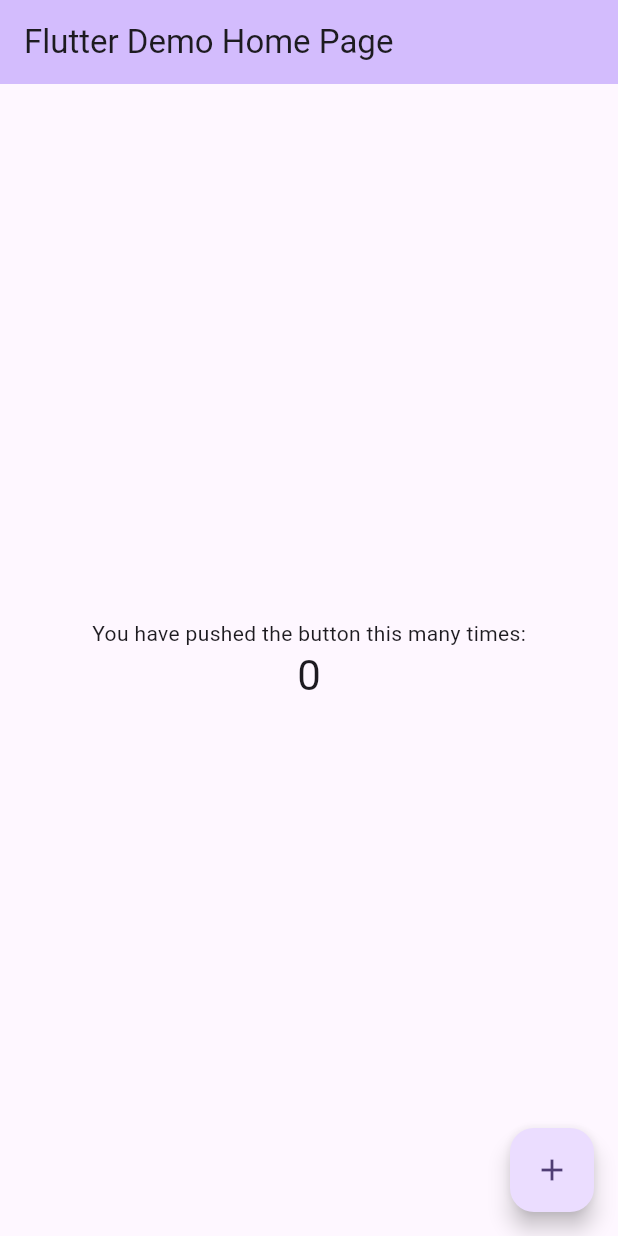
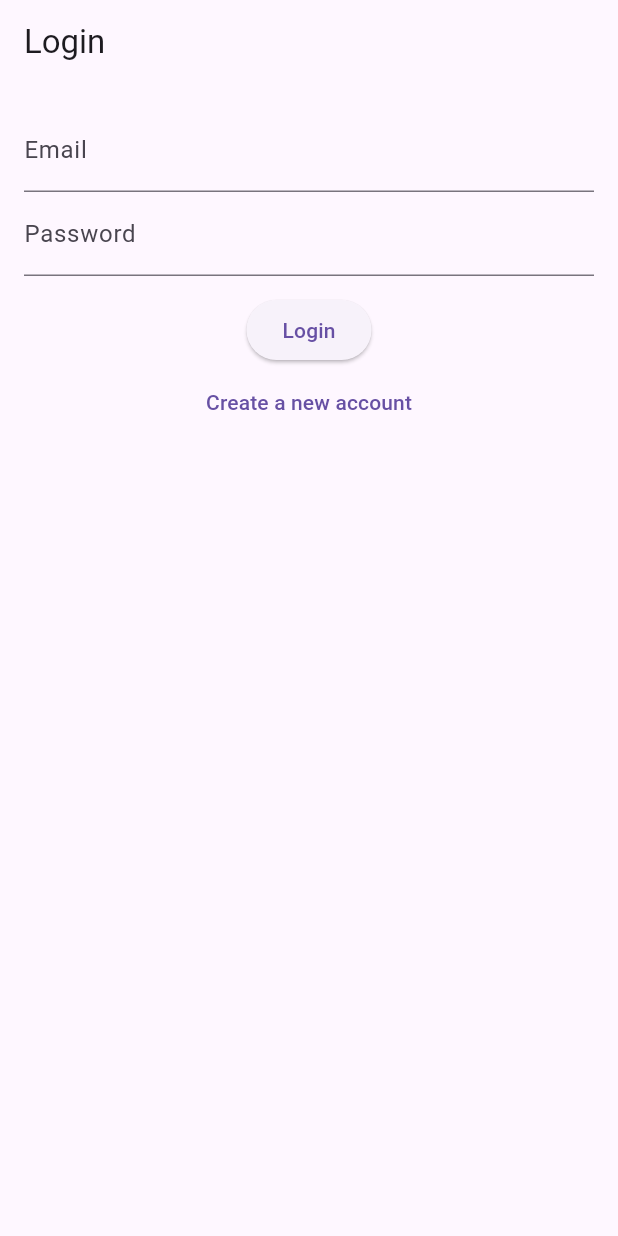
Before and after one commit to kamuluru1/cw06, a Flutter app: the screen it shows after launch, on a phone screen of 412 x 824 dp. Run offline on Flutter 3.47's test engine with Material 3 defaults, Android fonts, the phone set to English and light mode, and no system bars; our stand-ins replace cloud_firestore, firebase_auth, firebase_core; accounts and stored records are empty.

Commit message:
finished functionality

```diff
--- /dev/null
+++ b/lib/login_screen.dart
@@ -0,0 +1,109 @@
+import 'package:flutter/material.dart';
+import 'package:firebase_auth/firebase_auth.dart';
+
+class LoginScreen extends StatefulWidget {
+  @override
+  _LoginScreenState createState() => _LoginScreenState();
+}
+
+class _LoginScreenState extends State<LoginScreen> {
+  final _formKey = GlobalKey<FormState>();
+  String _email = '';
+  String _password = '';
+  bool _isLogin = true; // Toggle between login and registration modes
+  String _errorMessage = '';
+
+  Future<void> _submit() async {
+    final isValid = _formKey.currentState?.validate() ?? false;
+    if (!isValid) return;
+    _formKey.currentState?.save();
+
+    try {
+      if (_isLogin) {
+        await FirebaseAuth.instance.signInWithEmailAndPassword(
+          email: _email,
+          password: _password,
+        );
+      } else {
+        await FirebaseAuth.instance.createUserWithEmailAndPassword(
+          email: _email,
+          password: _password,
+        );
+      }
+    } catch (error) {
+      setState(() {
+        _errorMessage = error.toString();
+      });
+    }
+  }
+
+  void _toggleMode() {
+    setState(() {
+      _isLogin = !_isLogin;
+      _errorMessage = '';
+    });
+  }
+
+  @override
+  Widget build(BuildContext context) {
+    return Scaffold(
+      appBar: AppBar(
+        title: Text(_isLogin ? 'Login' : 'Register'),
+      ),
+      body: Padding(
+        padding: EdgeInsets.all(16.0),
+        child: Form(
+          key: _formKey,
+          child: Column(
+            children: [
+              if (_errorMessage.isNotEmpty)
+                Text(
+                  _errorMessage,
+                  style: TextStyle(color: Colors.red),
+                ),
+              TextFormField(
+                key: ValueKey('email'),
+                decoration: InputDecoration(labelText: 'Email'),
+                keyboardType: TextInputType.emailAddress,
+                validator: (value) {
+                  if (value == null || !value.contains('@')) {
+                    return 'Please enter a valid email address.';
+                  }
+                  return null;
+                },
+                onSaved: (value) {
+                  _email = value!.trim();
+                },
+              ),
+              TextFormField(
+                key: ValueKey('password'),
+                decoration: InputDecoration(labelText: 'Password'),
+                obscureText: true,
+                validator: (value) {
+                  if (value == null || value.length < 6) {
+                    return 'Password must be at least 6 characters long.';
+                  }
+                  return null;
+                },
+                onSaved: (value) {
+                  _password = value!.trim();
+                },
+              ),
+              SizedBox(height: 12),
+              ElevatedButton(
+                onPressed: _submit,
+                child: Text(_isLogin ? 'Login' : 'Register'),
+              ),
+              TextButton(
+                onPressed: _toggleMode,
+                child: Text(_isLogin
+                    ? 'Create a new account'
+                    : 'I already have an account'),
+              ),
+            ],
+          ),
+        ),
+      ),
+    );
+  }
+}
--- a/lib/main.dart
+++ b/lib/main.dart
@@ -1,122 +1,83 @@
 import 'package:flutter/material.dart';
+import 'package:firebase_core/firebase_core.dart';
+import 'firebase_options.dart'; // Generated using FlutterFire CLI
+import 'login_screen.dart';
+import 'task_list_screen.dart';
+import 'package:firebase_auth/firebase_auth.dart';
 
 void main() {
-  runApp(const MyApp());
+  WidgetsFlutterBinding.ensureInitialized();
+  runApp(MyApp());
 }
 
 class MyApp extends StatelessWidget {
-  const MyApp({super.key});
+  // Initialize Firebase using a Future
+  final Future<FirebaseApp> _initialization = Firebase.initializeApp(
+    options: DefaultFirebaseOptions.currentPlatform,
+  );
 
-  // This widget is the root of your application.
   @override
   Widget build(BuildContext context) {
-    return MaterialApp(
-      title: 'Flutter Demo',
-      theme: ThemeData(
-        // This is the theme of your application.
-        //
-        // TRY THIS: Try running your application with "flutter run". You'll see
-        // the application has a purple toolbar. Then, without quitting the app,
-        // try changing the seedColor in the colorScheme below to Colors.green
-        // and then invoke "hot reload" (save your changes or press the "hot
-        // reload" button in a Flutter-supported IDE, or press "r" if you used
-        // the command line to start the app).
-        //
-        // Notice that the counter didn't reset back to zero; the application
-        // state is not lost during the reload. To reset the state, use hot
-        // restart instead.
-        //
-        // This works for code too, not just values: Most code changes can be
-        // tested with just a hot reload.
-        colorScheme: ColorScheme.fromSeed(seedColor: Colors.deepPurple),
-      ),
-      home: const MyHomePage(title: 'Flutter Demo Home Page'),
+    return FutureBuilder(
+      future: _initialization,
+      builder: (context, snapshot) {
+        // Check for errors during initialization
+        if (snapshot.hasError) {
+          return MaterialApp(
+            home: Scaffold(
+              body: Center(
+                child: Text(
+                  "Error initializing Firebase: ${snapshot.error}",
+                  textAlign: TextAlign.center,
+                ),
+              ),
+            ),
+          );
+        }
+
+        // Once complete, show the application
+        if (snapshot.connectionState == ConnectionState.done) {
+          return MaterialApp(
+            title: 'Flutter Firebase Task Manager',
+            theme: ThemeData(
+              primarySwatch: Colors.blue,
+            ),
+            home: AuthWrapper(),
+            routes: {
+              '/login': (context) => LoginScreen(),
+              '/tasks': (context) => TaskListScreen(),
+            },
+          );
+        }
+
+        // Otherwise, show a loading indicator while waiting for initialization
+        return MaterialApp(
+          home: Scaffold(
+            body: Center(child: CircularProgressIndicator()),
+          ),
+        );
+      },
     );
   }
 }
 
-class MyHomePage extends StatefulWidget {
-  const MyHomePage({super.key, required this.title});
-
-  // This widget is the home page of your application. It is stateful, meaning
-  // that it has a State object (defined below) that contains fields that affect
-  // how it looks.
-
-  // This class is the configuration for the state. It holds the values (in this
-  // case the title) provided by the parent (in this case the App widget) and
-  // used by the build method of the State. Fields in a Widget subclass are
-  // always marked "final".
-
-  final String title;
-
-  @override
-  State<MyHomePage> createState() => _MyHomePageState();
-}
-
-class _MyHomePageState extends State<MyHomePage> {
-  int _counter = 0;
-
-  void _incrementCounter() {
-    setState(() {
-      // This call to setState tells the Flutter framework that something has
-      // changed in this State, which causes it to rerun the build method below
-      // so that the display can reflect the updated values. If we changed
-      // _counter without calling setState(), then the build method would not be
-      // called again, and so nothing would appear to happen.
-      _counter++;
-    });
-  }
-
+// AuthWrapper checks if the user is logged in
+class AuthWrapper extends StatelessWidget {
   @override
   Widget build(BuildContext context) {
-    // This method is rerun every time setState is called, for instance as done
-    // by the _incrementCounter method above.
-    //
-    // The Flutter framework has been optimized to make rerunning build methods
-    // fast, so that you can just rebuild anything that needs updating rather
-    // than having to individually change instances of widgets.
-    return Scaffold(
-      appBar: AppBar(
-        // TRY THIS: Try changing the color here to a specific color (to
-        // Colors.amber, perhaps?) and trigger a hot reload to see the AppBar
-        // change color while the other colors stay the same.
-        backgroundColor: Theme.of(context).colorScheme.inversePrimary,
-        // Here we take the value from the MyHomePage object that was created by
-        // the App.build method, and use it to set our appbar title.
-        title: Text(widget.title),
-      ),
-      body: Center(
-        // Center is a layout widget. It takes a single child and positions it
-        // in the middle of the parent.
-        child: Column(
-          // Column is also a layout widget. It takes a list of children and
-          // arranges them vertically. By default, it sizes itself to fit its
-          // children horizontally, and tries to be as tall as its parent.
-          //
-          // Column has various properties to control how it sizes itself and
-          // how it positions its children. Here we use mainAxisAlignment to
-          // center the children vertically; the main axis here is the vertical
-          // axis because Columns are vertical (the cross axis would be
-          // horizontal).
-          //
-          // TRY THIS: Invoke "debug painting" (choose the "Toggle Debug Paint"
-          // action in the IDE, or press "p" in the console), to see the
-          // wireframe for each widget.
-          mainAxisAlignment: MainAxisAlignment.center,
-          children: <Widget>[
-            const Text('You have pushed the button this many times:'),
-            Text(
-              '$_counter',
-              style: Theme.of(context).textTheme.headlineMedium,
-            ),
-          ],
-        ),
-      ),
-      floatingActionButton: FloatingActionButton(
-        onPressed: _incrementCounter,
-        tooltip: 'Increment',
-        child: const Icon(Icons.add),
-      ), // This trailing comma makes auto-formatting nicer for build methods.
+    return StreamBuilder<User?>(
+      stream: FirebaseAuth.instance.authStateChanges(),
+      builder: (context, snapshot) {
+        // When the stream is active, decide which screen to show
+        if (snapshot.connectionState == ConnectionState.active) {
+          final user = snapshot.data;
+          return user == null ? LoginScreen() : TaskListScreen();
+        }
+        // Otherwise, show a loading indicator
+        return Scaffold(
+          body: Center(child: CircularProgressIndicator()),
+        );
+      },
     );
   }
 }
```
Also changed, not shown: lib/task_list_screen.dart (added, +167 -0 lines), firebase.json (added), lib/firebase_options.dart (added), pubspec.lock, 17 other files.
